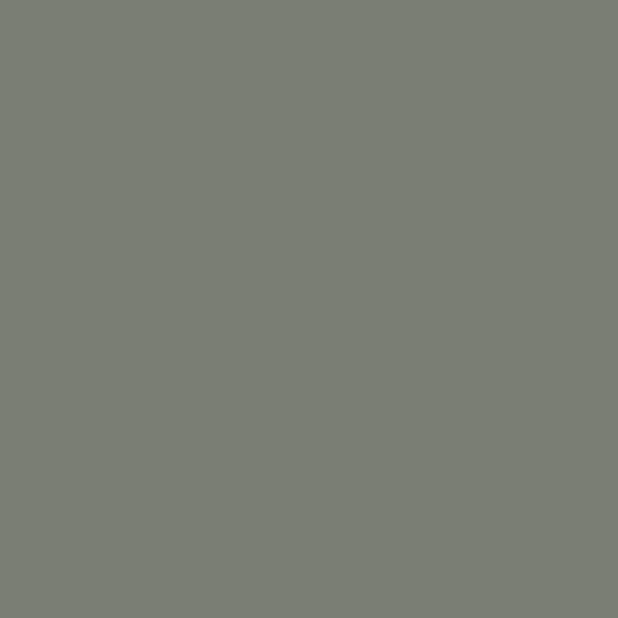
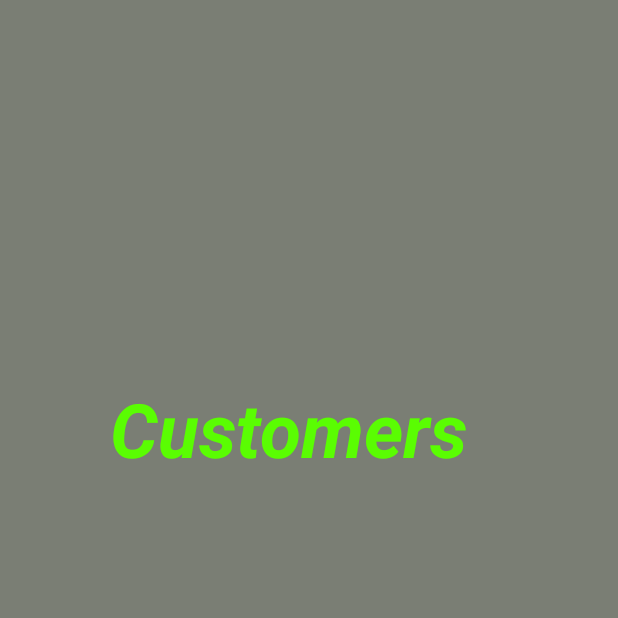
Before and after one commit to AppMiester/fenceCalc, an Android app: the Customerview screen opened directly, with no data from a screen before it, on a phone screen of 412 x 824 dp, the top half of it. Before the commit the part shown is empty. Run offline under Robolectric (Android 15) with nearby library versions, the phone set to English and light mode, and no system bars.

Commit message:
added view edit activity

```diff
--- a/app/src/main/AndroidManifest.xml
+++ b/app/src/main/AndroidManifest.xml
@@ -9,7 +9,8 @@
         android:roundIcon="@mipmap/ic_launcher_round"
         android:supportsRtl="true"
         android:theme="@style/AppTheme">
-        <activity android:name=".Customerview"></activity>
+        <activity android:name=".ViewEditCustomer"></activity>
+        <activity android:name=".Customerview" />
         <activity android:name=".NewCustomer" />
         <activity android:name=".MainActivity">
             <intent-filter>
--- a/app/src/main/java/fencecalc/bytribalfence/Customerview.java
+++ b/app/src/main/java/fencecalc/bytribalfence/Customerview.java
@@ -1,14 +1,108 @@
 package fencecalc.bytribalfence;
 
 import androidx.appcompat.app.AppCompatActivity;
+import androidx.constraintlayout.widget.ConstraintLayout;
 
+import android.content.Context;
+import android.content.Intent;
 import android.os.Bundle;
+import android.view.LayoutInflater;
+import android.view.TextureView;
+import android.view.View;
+import android.view.ViewGroup;
+import android.widget.BaseAdapter;
+import android.widget.LinearLayout;
+import android.widget.ListView;
+import android.widget.RelativeLayout;
+import android.widget.TextView;
+
+import java.util.ArrayList;
+import java.util.List;
 
 public class Customerview extends AppCompatActivity {
+
+    Context context = this;
+    List<Customer> customers;
+
+    static String nameHolder;
+
+
+
 
     @Override
     protected void onCreate(Bundle savedInstanceState) {
         super.onCreate(savedInstanceState);
         setContentView(R.layout.activity_customerview);
+
+        loadContacts();
+        ListView listView = (ListView) findViewById(R.id.customer_list);
+        CustomAdapter customAdapter = new CustomAdapter();
+        listView.setAdapter(customAdapter);
+    }
+
+
+    public void loadContacts(){
+       customers = UtilitysaveLoad.loadContacts(context);
+    }
+    public int getCustomersSize(){
+        return customers.size();
+    }
+
+    public void customerViewEdit(View v) {
+
+
+        LinearLayout viewParentRow = (LinearLayout) v.getParent();
+
+
+        TextView textViewName = (TextView) viewParentRow.getChildAt(0);
+
+
+
+
+        nameHolder = textViewName.getText().toString();
+
+        Intent intent = new Intent(this,ViewEditCustomer.class);
+        startActivity(intent);
+
+
+
+
+
+    }
+
+
+
+
+
+
+//---------custom adapter class
+    class CustomAdapter extends BaseAdapter{
+        @Override
+        public long getItemId(int position) {
+            return 0;
+        }
+
+        @Override
+        public View getView(int position, View convertView, ViewGroup parent) {
+            convertView = getLayoutInflater().inflate(R.layout.customcustomerview, null);
+
+            TextView name =(TextView) convertView.findViewById(R.id.name);
+            TextView address =(TextView) convertView.findViewById(R.id.address);
+
+            name.setText(customers.get(position).name);
+            address.setText(customers.get(position).houseNumber + " " + customers.get(position).street + "\n" + customers.get(position).city);
+
+            return convertView;
+        }
+
+        @Override
+        public Object getItem(int position) {
+            return null;
+        }
+
+        @Override
+        public int getCount() {
+           return getCustomersSize();
+        }
     }
 }
--- a/app/src/main/res/layout/activity_customerview.xml
+++ b/app/src/main/res/layout/activity_customerview.xml
@@ -7,14 +7,34 @@
     android:background="@color/grayBackGround"
     tools:context=".Customerview">
 
+
+    <TextView
+        android:id="@+id/Customer"
+        android:layout_width="wrap_content"
+        android:layout_height="wrap_content"
+        android:layout_centerHorizontal="true"
+        android:text="Customers"
+        android:textColor="@color/activityTitleText"
+        android:textSize="50sp"
+        android:textStyle="bold|italic"
+
+        app:layout_constraintBottom_toTopOf="@id/customer_list"
+        app:layout_constraintEnd_toEndOf="parent"
+        app:layout_constraintHorizontal_bias="0.421"
+        app:layout_constraintStart_toStartOf="parent"
+        app:layout_constraintTop_toTopOf="parent"
+        app:layout_constraintVertical_bias="0.0" />
+
     <ListView
         android:id="@+id/customer_list"
         android:layout_width="match_parent"
         android:layout_height="wrap_content"
+        app:layout_constraintTop_toBottomOf="@id/Customer"
         app:layout_constraintBottom_toBottomOf="parent"
         app:layout_constraintEnd_toEndOf="parent"
         app:layout_constraintHorizontal_bias="0.5"
-        app:layout_constraintStart_toStartOf="parent"
-        app:layout_constraintTop_toTopOf="parent" />
+        app:layout_constraintStart_toStartOf="parent" />
+
+
 
 </androidx.constraintlayout.widget.ConstraintLayout>
--- a/app/src/main/res/layout/customcustomerview.xml
+++ b/app/src/main/res/layout/customcustomerview.xml
@@ -8,12 +8,17 @@
         android:id="@+id/name"
         android:layout_width="wrap_content"
         android:layout_height="wrap_content"
+        android:textSize="20sp"
+        android:textColor="@color/buttonTextBlack"
+        android:onClick="customerViewEdit"
         />
 
     <TextView
         android:id="@+id/address"
         android:layout_width="wrap_content"
         android:layout_height="wrap_content"
+        android:textSize="20sp"
+        android:textColor="@color/buttonTextBlack"
         />
 
 </LinearLayout>
```
Also changed, not shown: app/src/main/java/fencecalc/bytribalfence/ViewEditCustomer.java (added, +23 -0 lines), app/src/main/res/layout/activity_view_edit_customer.xml (added, +36 -0 lines).
